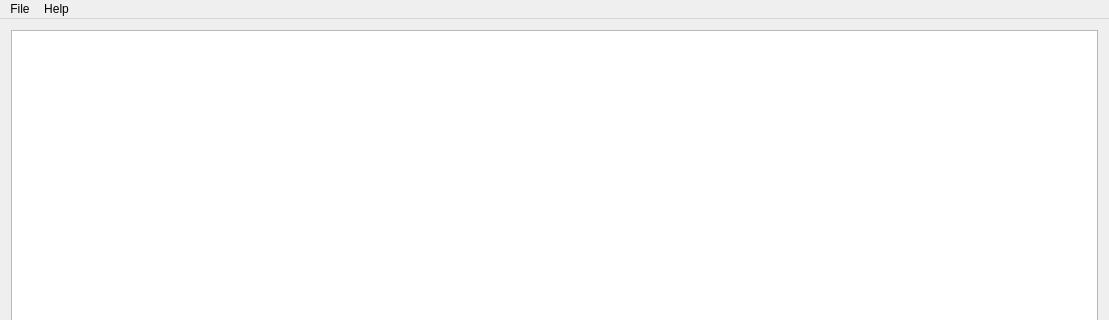
This is mainwindow.ui in bogolyandras/AndrasAmoba as Qt 5 draws it before an edit; both pictures show x 0 to 1109 and y 0 to 320 of the 1109 by 840 pixel window. The edited form follows.
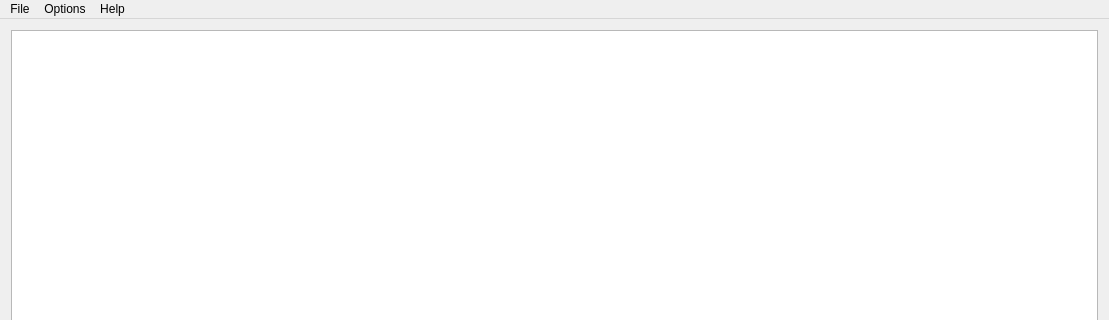
This is the edited form.

Commit message: Adding option, who starts the game...

The edit to the form file:
```diff
--- a/mainwindow.ui
+++ b/mainwindow.ui
@@ -56,7 +56,14 @@
     </property>
     <addaction name="actionAbout"/>
    </widget>
+   <widget class="QMenu" name="menuOptions">
+    <property name="title">
+     <string>Options</string>
+    </property>
+    <addaction name="actionI_am_starting_the_game"/>
+   </widget>
    <addaction name="menuFile"/>
+   <addaction name="menuOptions"/>
    <addaction name="menuHelp"/>
   </widget>
   <widget class="QStatusBar" name="statusBar"/>
```
Left out of the diff: 11 changed lines with no effect on the pictures. The commit also changes 4 other files.
